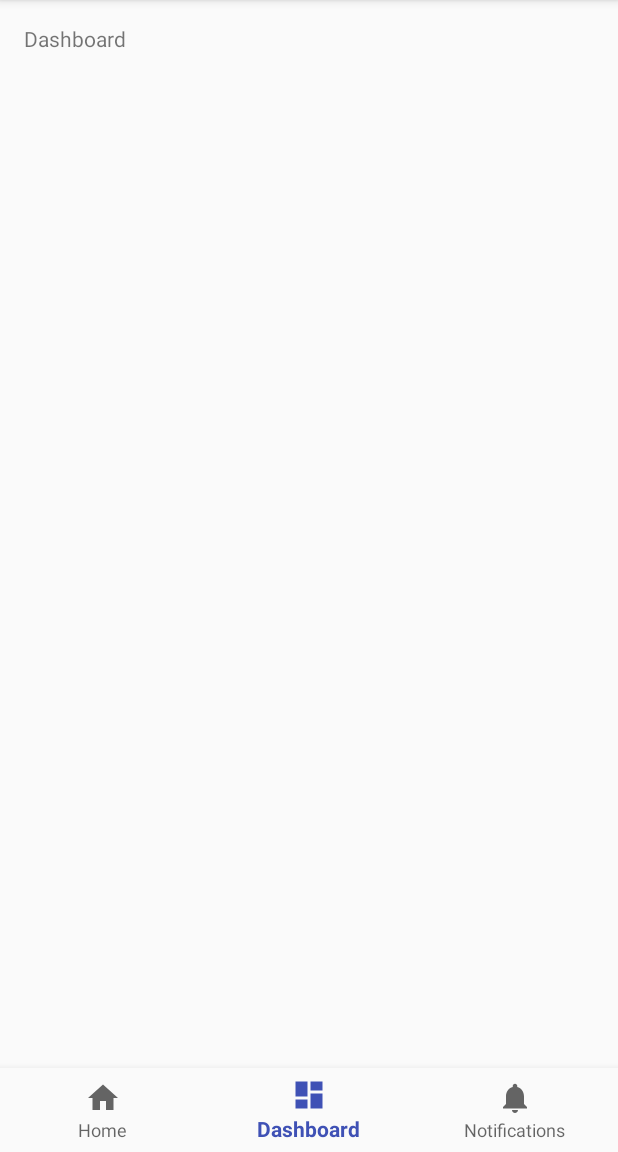
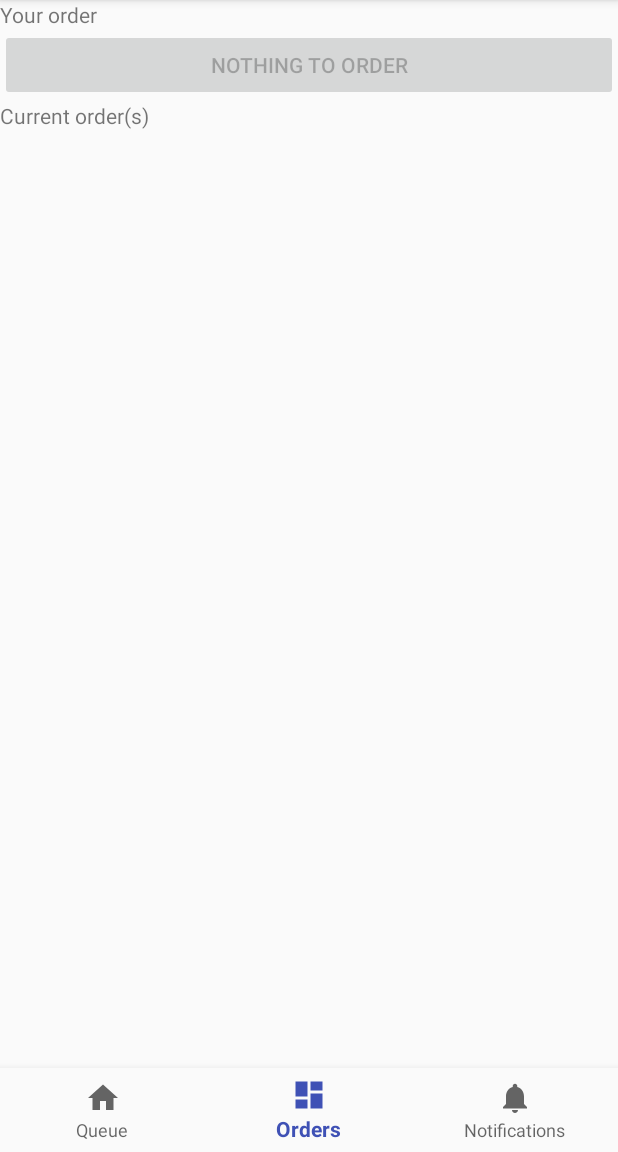
Before and after one commit to stugIV/MyKitchen, an Android app: the screen it shows after launch (MainActivity), item 2 of the bottom bar chosen, on a phone screen of 412 x 824 dp, the part 84-1236 px from its top. Run offline under Robolectric (Android 15) with nearby library versions, the phone set to English and light mode, and no system bars; libraries missing offline, so code that uses them is left out: com.my.backery, org.springframework.http, org.springframework.web; 3 statements that could not run were skipped.

Commit message:
Add 'Orders' view

```diff
--- a/app/src/main/AndroidManifest.xml
+++ b/app/src/main/AndroidManifest.xml
@@ -2,6 +2,7 @@
 <manifest xmlns:android="http://schemas.android.com/apk/res/android"
           package="a.mykitchen">
 
+    <uses-permission android:name="android.permission.INTERNET" />
     <application
             android:allowBackup="true"
             android:icon="@mipmap/ic_launcher"
--- a/app/src/main/java/a/mykitchen/MainActivity.java
+++ b/app/src/main/java/a/mykitchen/MainActivity.java
@@ -1,15 +1,21 @@
 package a.mykitchen;
 
+import a.mykitchen.fragment.OrdersFragment;
+import a.mykitchen.fragment.QueueFragment;
+import android.app.FragmentManager;
 import android.os.Bundle;
 import android.support.annotation.NonNull;
 import android.support.design.widget.BottomNavigationView;
 import android.support.v7.app.AppCompatActivity;
 import android.view.MenuItem;
-import android.widget.TextView;
+import com.fasterxml.jackson.databind.DeserializationFeature;
+import com.fasterxml.jackson.databind.ObjectMapper;
+import org.springframework.http.converter.json.MappingJackson2HttpMessageConverter;
 
 public class MainActivity extends AppCompatActivity {
 
-    private TextView mTextMessage;
+    private QueueFragment queueFragment;
+    private OrdersFragment ordersFragment;
 
     private BottomNavigationView.OnNavigationItemSelectedListener mOnNavigationItemSelectedListener
             = new BottomNavigationView.OnNavigationItemSelectedListener() {
@@ -17,14 +23,13 @@ public class MainActivity extends AppCompatActivity {
         @Override
         public boolean onNavigationItemSelected(@NonNull MenuItem item) {
             switch (item.getItemId()) {
-                case R.id.navigation_home:
-                    mTextMessage.setText(R.string.title_home);
+                case R.id.navigation_queue:
+//                    showQueue();
                     return true;
-                case R.id.navigation_dashboard:
-                    mTextMessage.setText(R.string.title_dashboard);
+                case R.id.navigation_orders:
+                    showOrders();
                     return true;
                 case R.id.navigation_notifications:
-                    mTextMessage.setText(R.string.title_notifications);
                     return true;
             }
             return false;
@@ -36,9 +41,33 @@ public class MainActivity extends AppCompatActivity {
         super.onCreate(savedInstanceState);
         setContentView(R.layout.activity_main);
 
-        mTextMessage = (TextView) findViewById(R.id.message);
         BottomNavigationView navigation = (BottomNavigationView) findViewById(R.id.navigation);
         navigation.setOnNavigationItemSelectedListener(mOnNavigationItemSelectedListener);
+
+        MappingJackson2HttpMessageConverter jsonConverter = new MappingJackson2HttpMessageConverter();
+        ObjectMapper objectMapper = new ObjectMapper();
+        objectMapper.configure(DeserializationFeature.FAIL_ON_UNKNOWN_PROPERTIES, false);
+        jsonConverter.setObjectMapper(objectMapper);
+
+        queueFragment = new QueueFragment();
+        ordersFragment = new OrdersFragment();
+        ordersFragment.setConverter(jsonConverter);
+        ordersFragment.setContext(this);
     }
 
+    private void showQueue() {
+        FragmentManager fragmentManager = getFragmentManager();
+        fragmentManager.beginTransaction()
+                .replace(R.id.content, queueFragment)
+                .commit();
+
+    }
+
+    private void showOrders() {
+        FragmentManager fragmentManager = getFragmentManager();
+        fragmentManager.beginTransaction()
+                .replace(R.id.content, ordersFragment)
+                .commit();
+
+    }
 }
--- /dev/null
+++ b/app/src/main/java/a/mykitchen/fragment/OrdersFragment.java
@@ -0,0 +1,122 @@
+package a.mykitchen.fragment;
+
+import a.mykitchen.R;
+import a.mykitchen.items.OrderViewItem;
+import android.app.Fragment;
+import android.content.Context;
+import android.os.AsyncTask;
+import android.os.Bundle;
+import android.support.annotation.Nullable;
+import android.view.LayoutInflater;
+import android.view.View;
+import android.view.ViewGroup;
+import android.widget.ArrayAdapter;
+import android.widget.ListView;
+import android.widget.Toast;
+import com.my.backery.backend.domain.Order;
+import org.springframework.http.converter.json.MappingJackson2HttpMessageConverter;
+import org.springframework.web.client.RestTemplate;
+
+import java.util.LinkedList;
+import java.util.List;
+
+public class OrdersFragment extends Fragment {
+    private ListView orderItemsList;
+    private ListView ordersList;
+    private MappingJackson2HttpMessageConverter converter;
+    private Context context;
+
+    public void setConverter(MappingJackson2HttpMessageConverter converter) {
+        this.converter = converter;
+    }
+
+    public void setContext(Context context) { this.context = context;}
+
+    @Nullable
+    @Override
+    public View onCreateView(LayoutInflater inflater, @Nullable ViewGroup container, Bundle savedInstanceState) {
+        View view = inflater.inflate(R.layout.fragment_orders, container, false);
+        orderItemsList = view.findViewById(R.id.orderItemsList);
+//        orderButton = view.findViewById(R.id.orderButton);
+//        orderButton.setOnClickListener(new View.OnClickListener() {
+//            @Override
+//            public void onClick(View v) {
+//                new PostOrderTask(getString(R.string.service_base_url), items).execute();
+//            }
+//        });
+        ordersList = view.findViewById(R.id.ordersList);
+
+        updateOrders(getString(R.string.service_base_url));
+        return view;
+    }
+
+    protected void updateOrders(String url) {
+        new GetOrdersTask(url).execute();
+    }
+
+    private class OrdersListAdapter extends ArrayAdapter<Order> {
+        private int layout;
+
+        public OrdersListAdapter(Context context, int resource, Order[] objects) {
+            super(context, resource, objects);
+            layout = resource;
+        }
+
+        @Override
+        public View getView(final int position, View convertView, ViewGroup parent) {
+            if (convertView == null) {
+                OrderViewItem item =
+                        new OrderViewItem(getContext(), parent, layout, getItem(position));
+                convertView = item.getView();
+                convertView.setTag(item);
+            }
+
+            return convertView;
+        }
+
+    }
+    public class GetOrdersTask extends AsyncTask<Void, Void, Order[]> {
+        private static final String ORDER_URL = "order";
+
+        private String baseUrl;
+        private List<Exception> exceptions = new LinkedList<>();
+
+        public GetOrdersTask(String baseUrl) {
+            this.baseUrl = baseUrl;
+        }
+
+        @Override
+        protected Order[] doInBackground(Void... voids) {
+            RestTemplate restTemplate = new RestTemplate();
+
+            try {
+                restTemplate.getMessageConverters().add(converter);
+
+                Order[] orders;
+
+                orders = restTemplate.getForObject(getUrl(), Order[].class);
+                return orders;
+            }catch(Exception e) {
+                exceptions.add(e);
+            }
+            return null;
+        }
+
+        @Override
+        protected void onPostExecute(Order[] orders) {
+            if (!exceptions.isEmpty())
+                Toast.makeText(context, getString(R.string.FAILED_TO_FETCH_ORDERS) + exceptions.get(0).getMessage(),Toast.LENGTH_LONG).show();
+            else
+                setOrders(orders);
+        }
+
+
+        private String getUrl() {
+            return new StringBuilder().append(baseUrl).append("/").append(ORDER_URL).toString();
+        }
+    }
+
+    protected void setOrders(Order[] orders) {
+        ordersList.setAdapter(new OrdersListAdapter(context, R.layout.order_item, orders));
+    }
+}
--- /dev/null
+++ b/app/src/main/java/a/mykitchen/fragment/QueueFragment.java
@@ -0,0 +1,20 @@
+package a.mykitchen.fragment;
+
+import a.mykitchen.R;
+import android.app.Fragment;
+import android.os.Bundle;
+import android.support.annotation.Nullable;
+import android.view.LayoutInflater;
+import android.view.View;
+import android.view.ViewGroup;
+
+public class QueueFragment extends Fragment {
+    @Nullable
+    @Override
+    public View onCreateView(LayoutInflater inflater, @Nullable ViewGroup container, @Nullable Bundle savedInstanceState) {
+        View view = inflater.inflate(R.layout.queue_fragment, null);
+
+        return view;
+
+    }
+}
--- a/app/src/main/res/layout/activity_main.xml
+++ b/app/src/main/res/layout/activity_main.xml
@@ -8,16 +8,11 @@
         android:layout_height="match_parent"
         tools:context="a.mykitchen.MainActivity">
 
-    <TextView
-            android:id="@+id/message"
-            android:layout_width="wrap_content"
-            android:layout_height="wrap_content"
-            android:layout_marginStart="@dimen/activity_horizontal_margin"
-            android:layout_marginLeft="@dimen/activity_horizontal_margin"
-            android:layout_marginTop="@dimen/activity_vertical_margin"
-            android:text="@string/title_home"
-            app:layout_constraintLeft_toLeftOf="parent"
-            app:layout_constraintTop_toTopOf="parent"/>
+    <FrameLayout
+            android:id="@+id/content"
+            android:layout_width="match_parent"
+            android:layout_height="match_parent">
+    </FrameLayout>
 
     <android.support.design.widget.BottomNavigationView
             android:id="@+id/navigation"
--- /dev/null
+++ b/app/src/main/res/layout/fragment_orders.xml
@@ -0,0 +1,34 @@
+<?xml version="1.0" encoding="utf-8"?>
+<LinearLayout xmlns:android="http://schemas.android.com/apk/res/android"
+              android:orientation="vertical"
+              android:layout_width="match_parent"
+              android:layout_height="match_parent">
+
+    <TextView
+            android:text="Your order"
+            android:layout_width="193dp"
+            android:layout_height="wrap_content"
+            android:id="@+id/currentOrderTextView"
+    />
+    <ListView
+            android:id="@+id/orderItemsList"
+            android:layout_width="match_parent"
+            android:layout_height="wrap_content"/>
+    <Button
+            android:text="Nothing to order"
+            android:id="@+id/orderButton"
+            android:layout_width="match_parent"
+            android:layout_height="wrap_content"
+            android:enabled="false"/>
+    <TextView
+            android:text="Current order(s)"
+            android:layout_width="193dp"
+            android:layout_height="wrap_content"
+            android:id="@+id/textView"
+    />
+    <ListView
+            android:id="@+id/ordersList"
+            android:layout_width="match_parent"
+            android:layout_height="wrap_content"
+    />
+</LinearLayout>
--- a/app/src/main/res/menu/navigation.xml
+++ b/app/src/main/res/menu/navigation.xml
@@ -2,14 +2,14 @@
 <menu xmlns:android="http://schemas.android.com/apk/res/android">
 
     <item
-            android:id="@+id/navigation_home"
+            android:id="@+id/navigation_queue"
             android:icon="@drawable/ic_home_black_24dp"
-            android:title="@string/title_home"/>
+            android:title="@string/title_queue"/>
 
     <item
-            android:id="@+id/navigation_dashboard"
+            android:id="@+id/navigation_orders"
             android:icon="@drawable/ic_dashboard_black_24dp"
-            android:title="@string/title_dashboard"/>
+            android:title="@string/title_orders"/>
 
     <item
             android:id="@+id/navigation_notifications"
--- /dev/null
+++ b/app/src/main/res/values/rest.xml
@@ -0,0 +1,4 @@
+<?xml version="1.0" encoding="utf-8"?>
+<resources>
+    <string name="service_base_url">http://10.0.3.1:8080</string>
+</resources>
--- a/app/src/main/res/values/strings.xml
+++ b/app/src/main/res/values/strings.xml
@@ -1,6 +1,14 @@
 <resources>
     <string name="app_name">MyKitchen</string>
-    <string name="title_home">Home</string>
-    <string name="title_dashboard">Dashboard</string>
+    <string name="title_queue">Queue</string>
+    <string name="title_orders">Orders</string>
     <string name="title_notifications">Notifications</string>
+    <string name="FAILED_TO_FETCH_ORDERS">Failed to fetch orders:</string>
+    <string name="CURRENCY_RUB">RUB</string>
+    <string name="ITEMS">items</string>
+    <string name="STATUS_NEW">New</string>
+    <string name="STATUS_READY">Ready</string>
+    <string name="STATUS_ISSUED">Issued</string>
+    <string name="STATUS_APPROVED">Approved</string>
+    <string name="STATUS_UNKNOWN">Unknown status</string>
 </resources>
--- a/build.gradle
+++ b/build.gradle
@@ -3,7 +3,6 @@
 buildscript {
 
     repositories {
-        google()
         jcenter()
     }
     dependencies {
@@ -17,6 +16,7 @@ buildscript {
 
 allprojects {
     repositories {
+        mavenLocal()
         google()
         jcenter()
     }
```
Also changed, not shown: app/build.gradle (+11 -0 lines), app/src/main/java/a/mykitchen/items/OrderViewItem.java (added, +54 -0 lines), app/src/main/res/layout/order_item.xml (added, +47 -0 lines), app/src/main/res/layout/queue_fragment.xml (added, +13 -0 lines).
